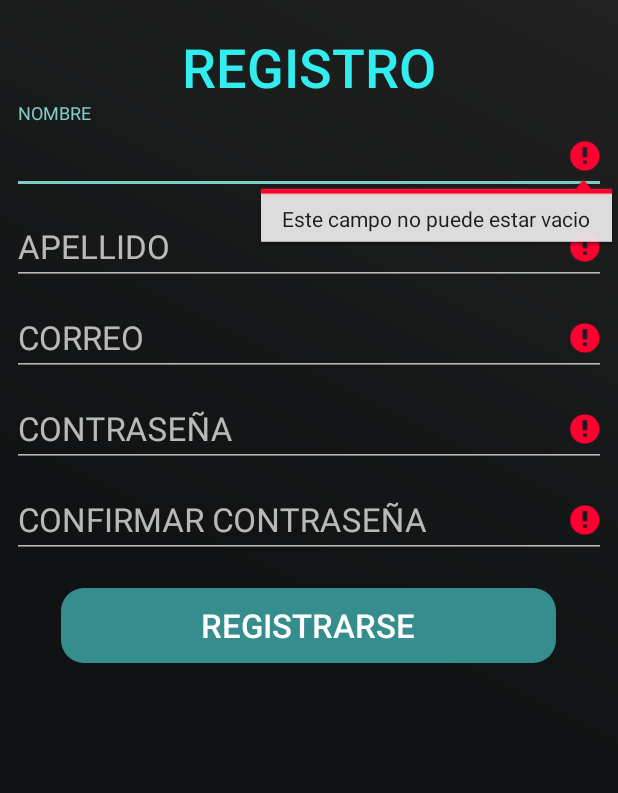
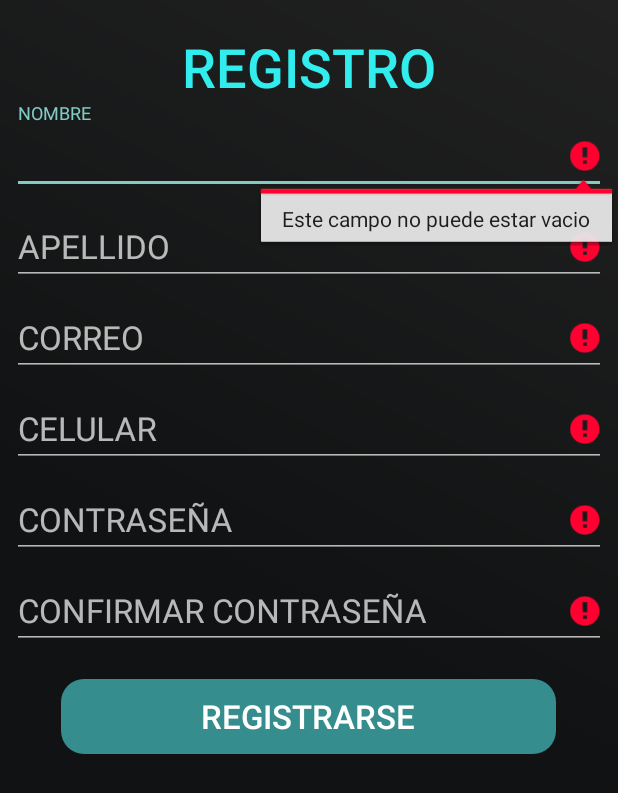
Before and after one commit to AMST-FIEC-ESPOL/AMST-1T2020-Tracking-de-mochila-v2.0, an Android app: the Registro screen opened directly, with no data from a screen before it, after a tap on "REGISTRARSE", on a phone screen of 412 x 824 dp. Shown: the top 793 px of the screen. Run offline under Robolectric (Android 15) with nearby library versions, the phone set to English and light mode, and no system bars; our stand-ins replace Firebase (no records; nobody signed in at launch, a user with empty details on screens opened directly).

Commit message:
Modifacion del Registro.xml y agregar validaciones en el Login.java

```diff
--- a/GBag/app/src/main/java/com/example/g_bag/Registro.java
+++ b/GBag/app/src/main/java/com/example/g_bag/Registro.java
@@ -40,7 +40,7 @@ import java.util.regex.Pattern;
 
 public class Registro extends AppCompatActivity {
     TextView txtpasslong,txtpassdig,txtpassmayus,txtpassesp;
-    EditText ednom, edapell, edmail, edpass, edpassconf;
+    EditText ednom, edapell, edmail, edpass, edpassconf, edphone;
     ProgressDialog progressDialog;
     private FirebaseAuth firebaseAuth;
     private FirebaseFirestore db;
@@ -67,6 +67,7 @@ public class Registro extends AppCompatActivity {
         edmail = findViewById(R.id.EdTemail_registro);
         edpass = findViewById(R.id.EdTpass_registro);
         edpassconf = findViewById(R.id.EdTpassconfir_registro);
+        edphone = findViewById(R.id.Edcelular);
         txtpasslong = findViewById(R.id.Txtpass_longitud);
         txtpassmayus = findViewById(R.id.Txtpass_mayuscula);
         txtpassesp = findViewById(R.id.Txtpass_espacio);
@@ -206,9 +207,10 @@ public class Registro extends AppCompatActivity {
         String email = edmail.getText().toString().trim();
         String pass = edpass.getText().toString().trim();
         String pass_conf = edpassconf.getText().toString().trim();
+        String phone = edphone.getText().toString().trim();
         if(TextUtils.isEmpty(nombre) || TextUtils.isEmpty(apellido)||
                 TextUtils.isEmpty(email)|| TextUtils.isEmpty(pass)||
-                TextUtils.isEmpty(pass_conf)) {
+                TextUtils.isEmpty(pass_conf) || TextUtils.isEmpty(phone)) {
             if(TextUtils.isEmpty(nombre)){
                 ednom.setError("Este campo no puede estar vacio");
             }
@@ -224,6 +226,9 @@ public class Registro extends AppCompatActivity {
             if(TextUtils.isEmpty(pass_conf)){
                 edpassconf.setError("Este campo no puede estar vacio");
             }
+            if(TextUtils.isEmpty(phone)){
+                edphone.setError("Este campo no puede estar vacio");
+            }
 
             return false;
         }else{
@@ -236,12 +241,14 @@ public class Registro extends AppCompatActivity {
         String pass = edpass.getText().toString().trim();
         final String nombre = ednom.getText().toString().trim();
         final String apellido = edapell.getText().toString().trim();
+        String phone = edphone.getText().toString().trim();
         if (validar_vacios() && validar_mail(email) && validar_pass(pass)) {
 
             final Map<String, Object> map_user = new HashMap<>();
             map_user.put("dispvinculados", Collections.emptyList());
             map_user.put("nombre", nombre);
             map_user.put("apellido", apellido);
+            map_user.put("celular",phone);
 
             try {
                 ConnectivityManager con = (ConnectivityManager) this.getSystemService(Context.CONNECTIVITY_SERVICE);
--- a/GBag/app/src/main/res/layout/activity_registro.xml
+++ b/GBag/app/src/main/res/layout/activity_registro.xml
@@ -93,12 +93,37 @@
                     android:layout_marginEnd="8dp"
                     android:ems="10"
                     android:hint="CORREO"
-                    android:inputType="textPersonName"
+                    android:inputType="textEmailAddress"
                     android:singleLine="true"
                     android:text=""
                     android:textColor="#ffffff"
                     android:textColorHint="#b4b7b7"
                     android:textSize="22sp" />
+
+            </com.google.android.material.textfield.TextInputLayout>
+
+            <com.google.android.material.textfield.TextInputLayout
+                android:layout_width="match_parent"
+                android:layout_height="wrap_content"
+                app:boxStrokeColor="@color/colorPrimaryDark">
+
+                <com.google.android.material.textfield.TextInputEditText
+                    android:id="@+id/Edcelular"
+                    android:layout_width="match_parent"
+                    android:layout_height="50dp"
+                    android:layout_marginStart="8dp"
+                    android:layout_marginTop="20dp"
+                    android:layout_marginEnd="8dp"
+                    android:ems="10"
+                    android:hint="CELULAR"
+                    android:inputType="phone"
+                    android:singleLine="true"
+                    android:text=""
+                    android:textColor="#ffffff"
+                    android:textColorHint="#b4b7b7"
+                    android:textSize="22sp"
+                    android:maxLength="10"
+                    android:digits="0123456789"/>
 
             </com.google.android.material.textfield.TextInputLayout>
 
```
Also changed, not shown: GBag/app/src/main/java/com/example/g_bag/Login.java (+51 -10 lines).
